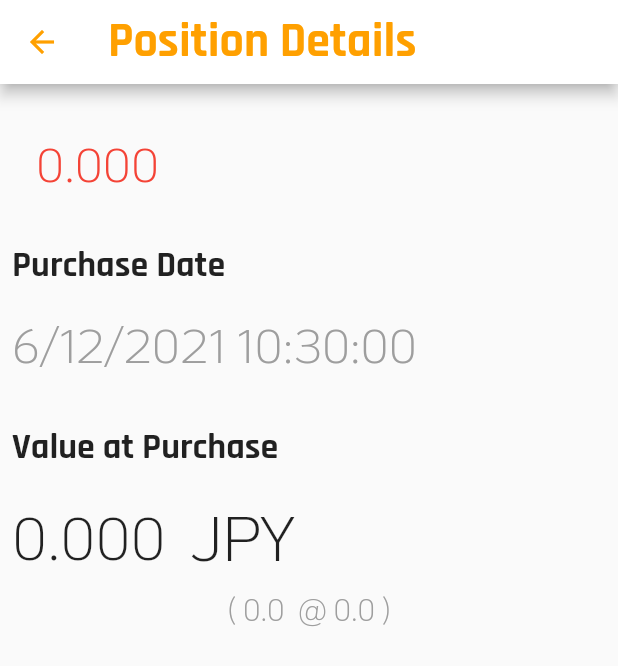
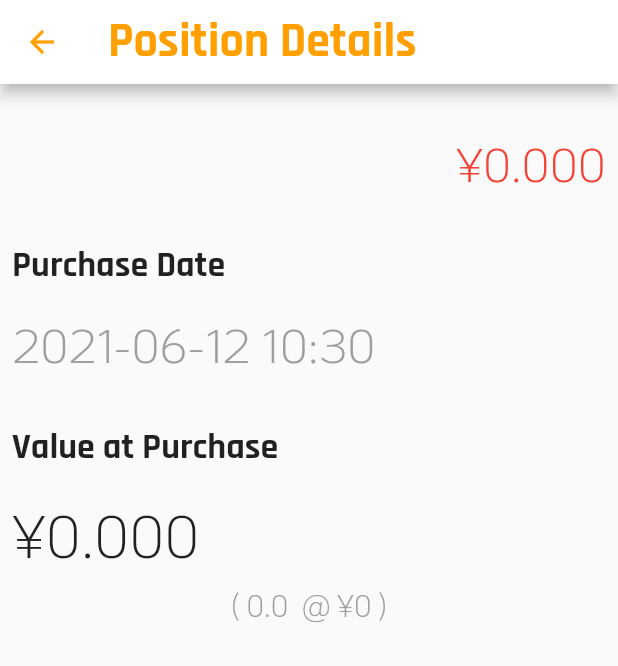
Before and after one commit to calbert1209/guldfasan, a Flutter app: the PositionDetailsPage screen opened directly with empty values, on a phone screen of 412 x 824 dp. Shown: the top 666 px of the screen. Run offline on Flutter 3.47's test engine with Material 2 defaults, Android fonts, the phone set to English and light mode, and no system bars; our stand-ins replace sqflite; accounts and stored records are empty.

Commit message:
use intl formatters for dates and currencies

```diff
--- a/lib/main.dart
+++ b/lib/main.dart
@@ -15,6 +15,22 @@ void main() async {
   final dbService = DatabaseService();
   runApp(App(dbService));
 }
+
+/*
+Rajdhani
+32 / 700 / amber700
+32 / 700 / default
+24 / 700 / default
+14 / 700 / default
+14 / default / grey
+
+KoHo
+42 / 500 / default
+40 / 500 / default
+32 / default / grey
+32 / 300 / default
+20 / 300 / grey
+ */
 
 class App extends StatelessWidget {
   App(this._dbService);
--- a/lib/pages/postion_details_page.dart
+++ b/lib/pages/postion_details_page.dart
@@ -54,12 +54,18 @@ class PositionDetailsPage extends StatelessWidget {
 }
 
 class PurchaseValue extends StatelessWidget {
-  const PurchaseValue({
+  PurchaseValue({
     Key? key,
     required this.position,
   }) : super(key: key);
 
   final Position position;
+
+  final currencyFormatter = NumberFormat.simpleCurrency(
+    locale: "en-US",
+    name: "JPY",
+    decimalDigits: 3,
+  );
 
   @override
   Widget build(BuildContext context) {
@@ -69,22 +75,11 @@ class PurchaseValue extends StatelessWidget {
         Padding(
           padding: EdgeInsets.all(8.0),
           child: Text(
-            valueAtPurchase.toStringAsFixed(3),
+            currencyFormatter.format(valueAtPurchase),
             style: TextStyle(
               fontFamily: 'KoHo',
               fontWeight: FontWeight.w500,
               fontSize: 40.0,
-            ),
-          ),
-        ),
-        Padding(
-          padding: EdgeInsets.all(8.0),
-          child: Text(
-            'JPY',
-            style: TextStyle(
-              fontFamily: 'KoHo',
-              fontWeight: FontWeight.w500,
-              fontSize: 42.0,
             ),
           ),
         ),
@@ -94,12 +89,17 @@ class PurchaseValue extends StatelessWidget {
 }
 
 class PurchaseValueBreakDown extends StatelessWidget {
-  const PurchaseValueBreakDown({
+  PurchaseValueBreakDown({
     Key? key,
     required this.position,
   }) : super(key: key);
 
   final Position position;
+
+  final currencyFormatter = NumberFormat.simpleCurrency(
+    locale: "en-US",
+    name: "JPY",
+  );
 
   @override
   Widget build(BuildContext context) {
@@ -110,7 +110,7 @@ class PurchaseValueBreakDown extends StatelessWidget {
         position.units.toString(),
         ' ${position.symbol}',
         ' @ ',
-        position.price.toString(),
+        currencyFormatter.format(position.price),
         ' ) ',
       ].map<Widget>((it) {
         return Text(
@@ -165,7 +165,7 @@ class PurchaseDateLabel extends StatelessWidget {
 
   @override
   Widget build(BuildContext context) {
-    final dateFormat = DateFormat.yMd('en_us').add_Hms();
+    final dateFormat = DateFormat("yyyy-MM-dd HH:mm");
     final dateString = dateFormat.format(dateTime);
 
     return Row(
@@ -196,6 +196,11 @@ class DetailsHeader extends StatelessWidget {
   final Position position;
   final double currentPrice;
 
+  final currencyFormatter = NumberFormat.simpleCurrency(
+    locale: "en-US",
+    name: "JPY",
+    decimalDigits: 3,
+  );
   final String family = "KoHo";
   final double size = 32.0;
   final EdgeInsets padding = EdgeInsets.fromLTRB(8.0, 32.0, 8.0, 8.0);
@@ -205,7 +210,7 @@ class DetailsHeader extends StatelessWidget {
     final totalProfit = (currentPrice - position.price) * position.units;
 
     return Row(
-      mainAxisAlignment: MainAxisAlignment.start,
+      mainAxisAlignment: MainAxisAlignment.spaceBetween,
       children: [
         Padding(
           padding: padding,
@@ -222,7 +227,7 @@ class DetailsHeader extends StatelessWidget {
         Padding(
           padding: padding,
           child: Text(
-            totalProfit.toStringAsFixed(3),
+            currencyFormatter.format(totalProfit),
             style: TextStyle(
               fontFamily: family,
               fontSize: size,
```
Also changed, not shown: lib/widgets/position_collection_display.dart (+26 -9 lines).
